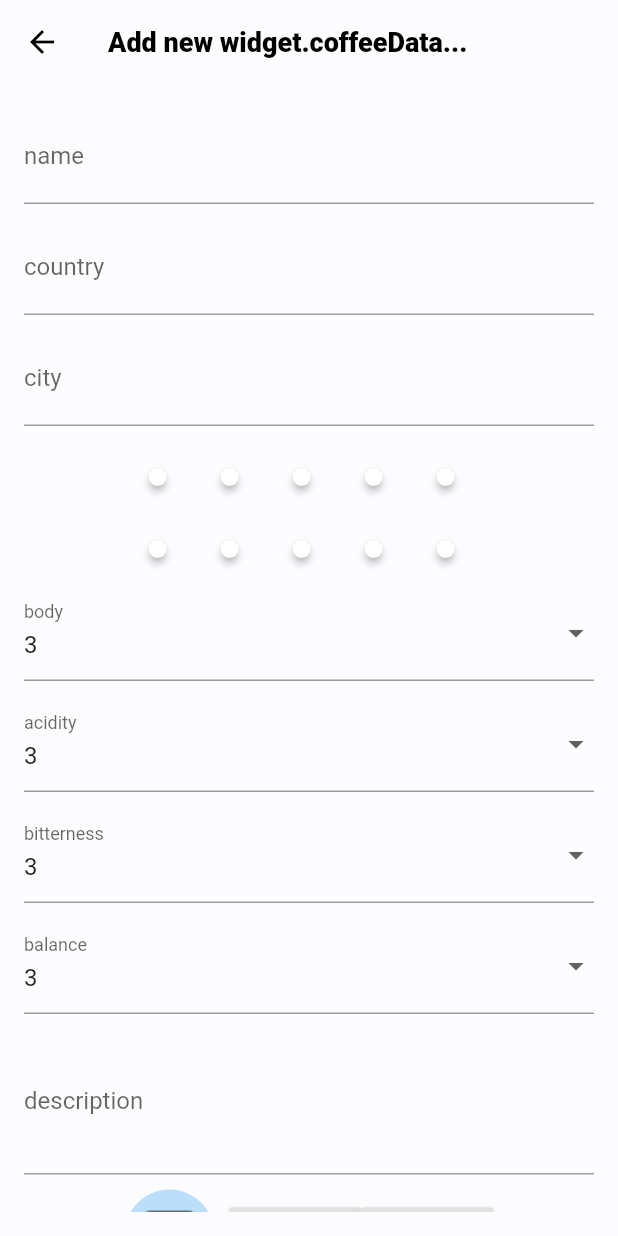
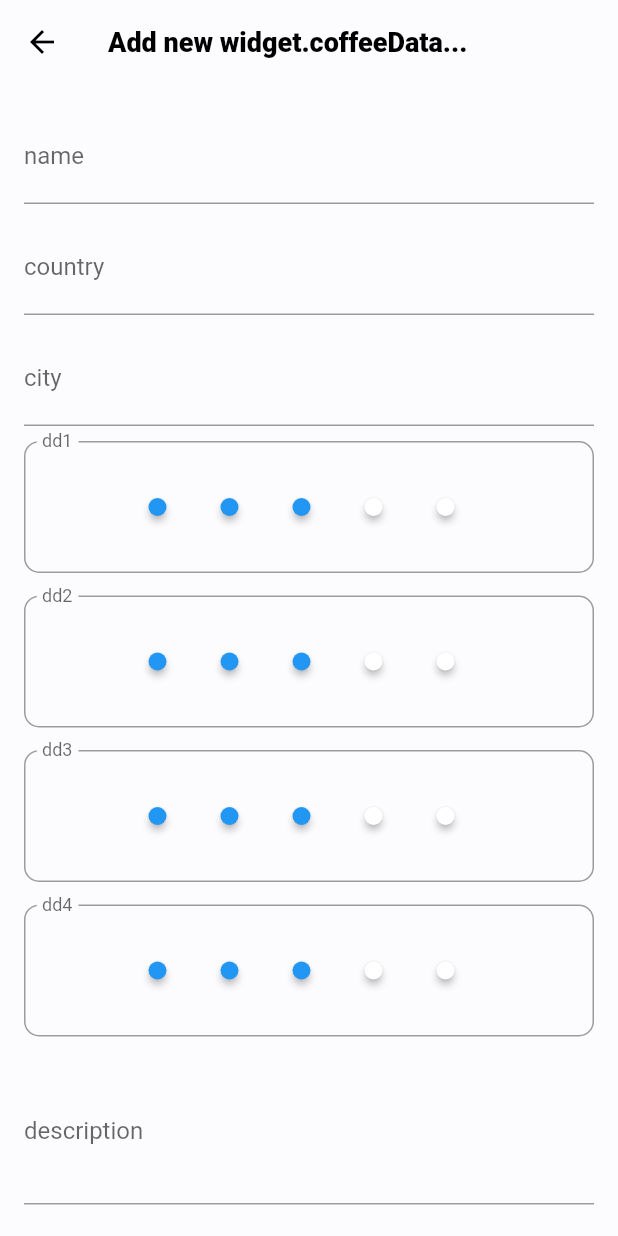
Before and after one commit to KwonSoHyeun/flutter_coffeedic, a Flutter app: the CoffeebasePage screen opened directly, on a phone screen of 412 x 824 dp. Run offline on Flutter 3.47's test engine with Material 2 defaults, Android fonts, the phone set to English and light mode, and no system bars; our stand-ins replace cloud_firestore, firebase_auth, firebase_core, firebase_storage, image_picker, logger and 1 more; accounts and stored records are empty.

Commit message:
5개의 value 를 가진 custom button 만들기

```diff
--- a/lib/screens/firestore/coffeebase_create.dart
+++ b/lib/screens/firestore/coffeebase_create.dart
@@ -39,21 +39,27 @@ class CoffeebasePageState extends State<CoffeebasePage> {
   final picker = ImagePicker();
 
   User firebaseUser = FirebaseAuth.instance.currentUser;
-  CounterWithState range1 = CounterWithState(iCounter: 0);
-  CounterWithState range2 = CounterWithState(iCounter: 0);
+  ValuePickerWidget range1, range2, range3, range4;
 
   @override
   void initState() {
     super.initState();
     _prepareService();
-    range1.fnDataChanged(widget.coffeeData.body);
-    range2.fnDataChanged(widget.coffeeData.acidity);
+
+    range1 =
+        ValuePickerWidget(lableText: "dd1", iCounter: widget.coffeeData.body);
+    range2 = ValuePickerWidget(
+        lableText: "dd2", iCounter: widget.coffeeData.acidity);
+    range3 = ValuePickerWidget(
+        lableText: "dd3", iCounter: widget.coffeeData.bitterness);
+    range4 = ValuePickerWidget(
+        lableText: "dd4", iCounter: widget.coffeeData.balance);
   }
 
   void _prepareService() async {
     _user = await _firebaseAuth.currentUser;
     if (_user == null) {
-      //로그인 페이지로 보낸다.
+      //todo 로그인 페이지로 보낸다.
     }
   }
 
@@ -84,16 +90,11 @@ class CoffeebasePageState extends State<CoffeebasePage> {
                 cityField(),
                 Container(margin: EdgeInsets.only(bottom: 10.0)),
                 //range1,
-                range1.getCounterWidget(),
-                range2.getCounterWidget(),
-                bodyField(),
-                Container(margin: EdgeInsets.only(bottom: 10.0)),
-                acidityField(),
-                Container(margin: EdgeInsets.only(bottom: 10.0)),
-                bitternessField(),
-                Container(margin: EdgeInsets.only(bottom: 10.0)),
-                balanceField(),
-                Container(margin: EdgeInsets.only(bottom: 10.0)),
+                range1.getValuePickerWidget(),
+                range2.getValuePickerWidget(),
+                range3.getValuePickerWidget(),
+                range4.getValuePickerWidget(),
+
                 descField(),
                 Container(margin: EdgeInsets.only(bottom: 10.0)),
                 imageField(),
@@ -120,6 +121,8 @@ class CoffeebasePageState extends State<CoffeebasePage> {
               _formKey.currentState.save();
               widget.coffeeData.body = range1.iCounter;
               widget.coffeeData.acidity = range2.iCounter;
+              widget.coffeeData.bitterness = range3.iCounter;
+              widget.coffeeData.balance = range4.iCounter;
               createDoc();
               Navigator.pop(this.context);
             }
@@ -147,6 +150,10 @@ class CoffeebasePageState extends State<CoffeebasePage> {
           onPressed: () {
             if (_formKey.currentState.validate()) {
               _formKey.currentState.save();
+              widget.coffeeData.body = range1.iCounter;
+              widget.coffeeData.acidity = range2.iCounter;
+              widget.coffeeData.bitterness = range3.iCounter;
+              widget.coffeeData.balance = range4.iCounter;
               updateDoc();
               Navigator.pop(this.context);
             }
@@ -304,7 +311,7 @@ class CoffeebasePageState extends State<CoffeebasePage> {
     print("_profileImageURL###########" + _profileImageURL);
 
     return Row(
-      mainAxisAlignment: MainAxisAlignment.center,
+      mainAxisAlignment: MainAxisAlignment.end,
       children: <Widget>[
         Container(
           margin: const EdgeInsets.only(right: 10.0),
@@ -317,12 +324,14 @@ class CoffeebasePageState extends State<CoffeebasePage> {
           ),
         ),
         RaisedButton(
+          color: Colors.lightBlue,
           child: Text("Gallery"),
           onPressed: () {
             handleUploadType('gallery');
           },
         ),
         RaisedButton(
+          color: Colors.lightBlue,
           child: Text("Camera"),
           onPressed: () {
             handleUploadType('camera');
@@ -429,29 +438,4 @@ class CoffeebasePageState extends State<CoffeebasePage> {
         ),
       ));
   }
-
-  // void loadLevelList() {
-  //   levelList = [];
-  //   levelList.add(new DropdownMenuItem(
-  //     child: new Text('1'),
-  //     value: 1,
-  //   ));
-  //   levelList.add(new DropdownMenuItem(
-  //     child: new Text('2'),
-  //     value: 2,
-  //   ));
-  //   levelList.add(new DropdownMenuItem(
-  //     child: new Text('3'),
-  //     value: 3,
-  //   ));
-  //   levelList.add(new DropdownMenuItem(
-  //     child: new Text('4'),
-  //     value: 4,
-  //   ));
-  //   levelList.add(new DropdownMenuItem(
-  //     child: new Text('5'),
-  //     value: 5,
-  //   ));
-  // }
-
 }
--- a/lib/screens/range_button.dart
+++ b/lib/screens/range_button.dart
@@ -1,46 +1,45 @@
 import 'package:flutter/material.dart';
 
-class CounterWithState {
+class ValuePickerWidget {
   int _iCounter;
-  RangeDemo _counterWithStateInternal;
+  String _labelText;
+  ValuePicker _valuepicker;
 
   fnDataChanged(int iNewCounter) {
     _iCounter = iNewCounter;
     debugPrint("CounterWithState: New value = $_iCounter");
   }
 
-  RangeDemo getCounterWidget() {
-    return _counterWithStateInternal;
+  ValuePicker getValuePickerWidget() {
+    return _valuepicker;
   }
 
-  CounterWithState({@required iCounter}) {
+  ValuePickerWidget({@required lableText, @required iCounter}) {
     _iCounter = iCounter;
-    _counterWithStateInternal = RangeDemo(this._iCounter, fnDataChanged);
+    _labelText = lableText;
+    _valuepicker = ValuePicker(this._labelText, this._iCounter, fnDataChanged);
   }
   get iCounter => _iCounter;
 }
 
-RangeButtonState pageState;
+ValuePickerState pageState;
 
-class RangeDemo extends StatefulWidget {
+class ValuePicker extends StatefulWidget {
   final int iCounter;
+  final String labelText;
   final Function fnDataChanged;
 
-  RangeDemo(this.iCounter, this.fnDataChanged);
+  ValuePicker(this.labelText, this.iCounter, this.fnDataChanged);
 
   @override
-  RangeButtonState createState() {
-    print("iCounter ======" + iCounter.toString());
-    pageState = RangeButtonState();
+  ValuePickerState createState() {
+    //print("iCounter ======" + iCounter.toString());
+    pageState = ValuePickerState();
     return pageState;
   }
 }
 
-class RangeButtonState extends State<RangeDemo> {
-  int value = 0;
-
-  // final GlobalKey<ScaffoldState> _scaffoldKey = new GlobalKey<ScaffoldState>();
-
+class ValuePickerState extends State<ValuePicker> {
   int _iCounter = 0;
 
   @override
@@ -53,11 +52,17 @@ class RangeButtonState extends State<RangeDemo> {
   @override
   Widget build(BuildContext context) {
     return Container(
+      margin: const EdgeInsets.only(bottom: 15.0),
+      child: InputDecorator(
+        decoration: InputDecoration(
+          labelText: widget.labelText,
+          border: OutlineInputBorder(
+            borderRadius: BorderRadius.circular(10.0),
+          ),
+        ),
+        child: Container(
           margin: const EdgeInsets.only(right: 10.0),
-        child: Column(
-          mainAxisAlignment: MainAxisAlignment.center,
-          children: <Widget>[
-            Row(
+          child: Row(
             mainAxisAlignment: MainAxisAlignment.center,
             children: <Widget>[
               MaterialButton(
@@ -127,11 +132,87 @@ class RangeButtonState extends State<RangeDemo> {
               )
             ],
           ),
-          ],
-        ));
+        ),
+      ),
+    );
   }
 
+/*
+Container(
+      margin: const EdgeInsets.only(right: 10.0),
+      child: Row(
+        mainAxisAlignment: MainAxisAlignment.center,
+        children: <Widget>[
+          MaterialButton(
+            height: 5.0,
+            minWidth: 5.0,
+            onPressed: () {
+              setState(() {
+                _iCounter = 1;
+                widget.fnDataChanged(_iCounter);
+              });
+            },
+            color: (_iCounter >= 1) ? Colors.blue : Colors.white,
+            padding: EdgeInsets.all(6),
+            shape: CircleBorder(),
+          ),
+          MaterialButton(
+            height: 5.0,
+            minWidth: 5.0,
+            onPressed: () {
+              setState(() {
+                _iCounter = 2;
+                widget.fnDataChanged(_iCounter);
+              });
+            },
+            color: (_iCounter >= 2) ? Colors.blue : Colors.white,
+            padding: EdgeInsets.all(6),
+            shape: CircleBorder(),
+          ),
+          MaterialButton(
+            height: 5.0,
+            minWidth: 5.0,
+            onPressed: () {
+              setState(() {
+                _iCounter = 3;
+                widget.fnDataChanged(_iCounter);
+              });
+            },
+            color: (_iCounter >= 3) ? Colors.blue : Colors.white,
+            padding: EdgeInsets.all(6),
+            shape: CircleBorder(),
+          ),
+          MaterialButton(
+            height: 5.0,
+            minWidth: 5.0,
+            onPressed: () {
+              setState(() {
+                _iCounter = 4;
+                widget.fnDataChanged(_iCounter);
+              });
+            },
+            color: (_iCounter >= 4) ? Colors.blue : Colors.white,
+            padding: EdgeInsets.all(6),
+            shape: CircleBorder(),
+          ),
+          MaterialButton(
+            height: 5.0,
+            minWidth: 5.0,
+            onPressed: () {
+              setState(() {
+                _iCounter = 5;
+                widget.fnDataChanged(_iCounter);
+              });
+            },
+            color: (_iCounter >= 5) ? Colors.blue : Colors.white,
+            padding: EdgeInsets.all(6),
+            shape: CircleBorder(),
+          )
+        ],
+      ),
+    );
+*/
   int getValue() {
-    return value;
+    return _iCounter;
   }
 }
```
Lines whose indentation alone changed are shown as unchanged.
